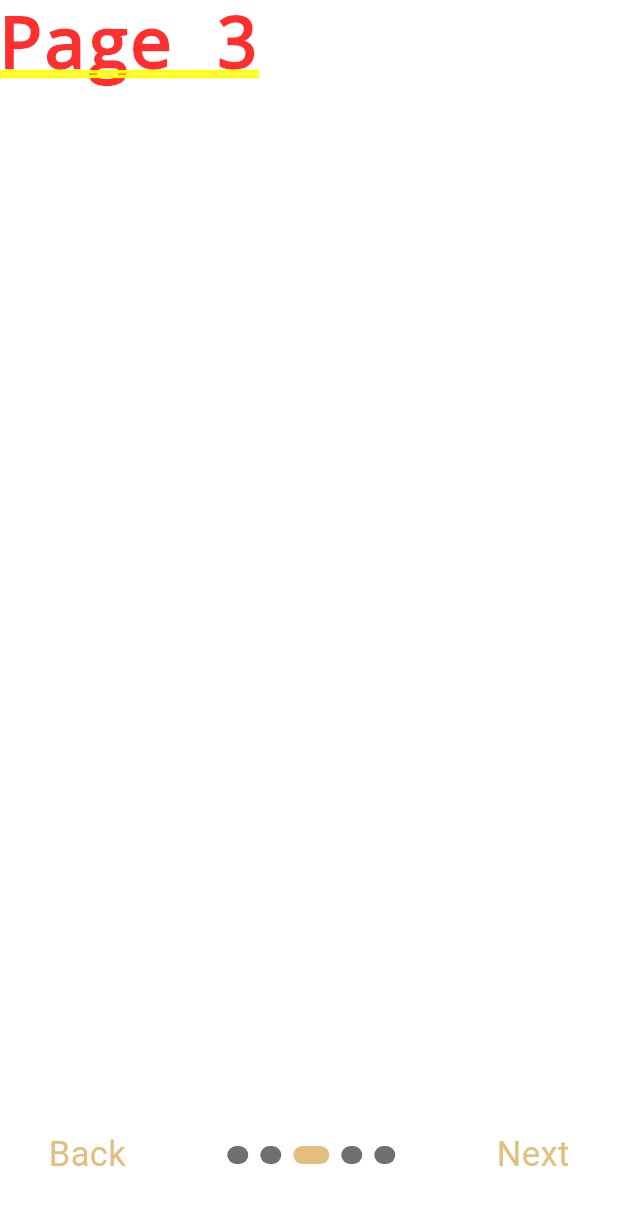
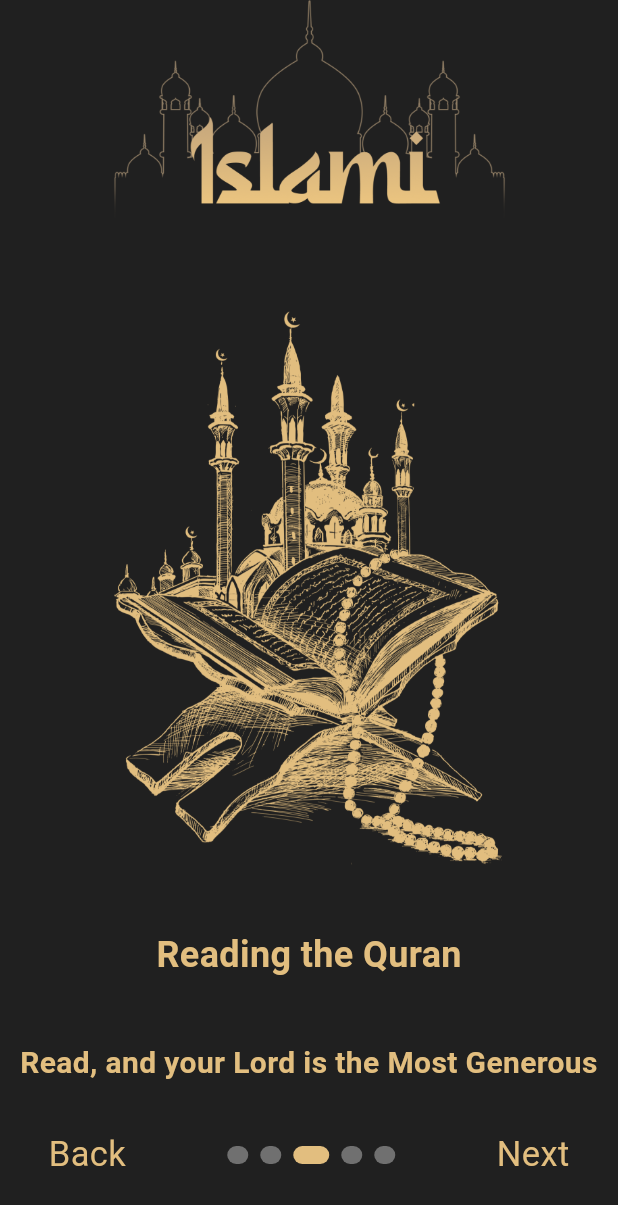
Before and after one commit to memo-ibrahim-alean/islami_app, a Flutter app: the screen it shows after launch, swiped to page 3, on a phone screen of 412 x 824 dp. Shown: the top 1205 px of the screen. Run offline on Flutter 3.47's test engine with Material 3 defaults, Android fonts, the phone set to English and light mode, and no system bars; our stand-ins replace animate_do.

Commit message:
Finish intro IntroPageThree

```diff
--- a/lib/core/constants/app_assets.dart
+++ b/lib/core/constants/app_assets.dart
@@ -16,5 +16,6 @@ class AppAssets {
   static String hadithBG = "assets/images/hadith_bg.png";
   static String introScreenOneImg = "assets/images/intro_screen_1.png";
   static String introScreenTwoImg = "assets/images/intro_screen_2.png";
+  static String introScreenThreeImg = "assets/images/intro_screen_3.png";
   static String introScreenLogo = "assets/images/intro_screen_logo.png";
 }
--- a/lib/features/onbording/pages/intro_page_three.dart
+++ b/lib/features/onbording/pages/intro_page_three.dart
@@ -1,10 +1,54 @@
 import 'package:flutter/material.dart';
+import 'package:islami_app/core/constants/app_assets.dart';
+import 'package:islami_app/core/theme/app_colors.dart';
 
 class IntroPageThree extends StatelessWidget {
   const IntroPageThree({super.key});
 
   @override
   Widget build(BuildContext context) {
-    return const Text('Page 3');
+    var size = MediaQuery.of(context).size;
+    return Container(
+      color: AppColors.secondaryColor,
+      child: SafeArea(
+        child: Scaffold(
+          backgroundColor: Colors.transparent,
+          body: Center(
+            child: Column(
+              crossAxisAlignment: CrossAxisAlignment.center,
+              mainAxisAlignment: MainAxisAlignment.spaceBetween,
+              children: [
+                Image(
+                  width: size.width * 0.68,
+                  image: AssetImage(AppAssets.introScreenLogo),
+                ),
+                Image(
+                  width: size.width * 0.87,
+                  image: AssetImage(AppAssets.introScreenThreeImg),
+                ),
+                Text(
+                  'Reading the Quran',
+                  style: TextStyle(
+                    fontSize: 24,
+                    fontWeight: FontWeight.bold,
+                    color: AppColors.primaryColor,
+                  ),
+                ),
+                Text(
+                  'Read, and your Lord is the Most Generous',
+                  style: TextStyle(
+                    fontSize: 20,
+                    fontWeight: FontWeight.bold,
+                    color: AppColors.primaryColor,
+                  ),
+                  textAlign: TextAlign.center,
+                ),
+                const SizedBox(height: 60),
+              ],
+            ),
+          ),
+        ),
+      ),
+    );
   }
 }
```
Also changed, not shown: assets/images/intro_screen_3.png (added).
